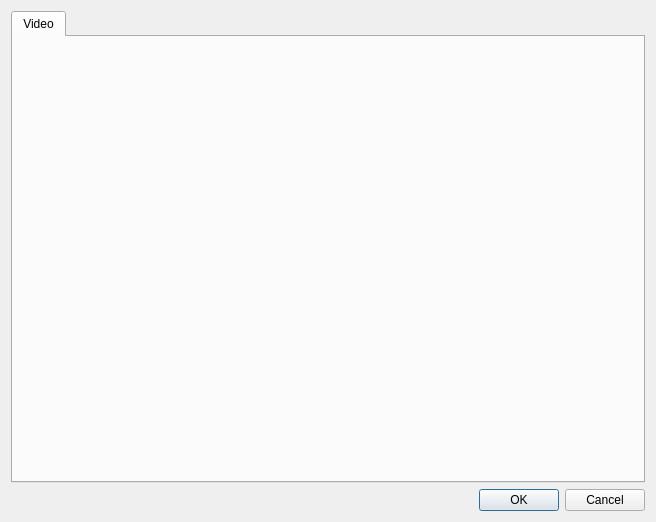
Old version of the form qt/Preferences.ui in the repository eteran/pretendo.
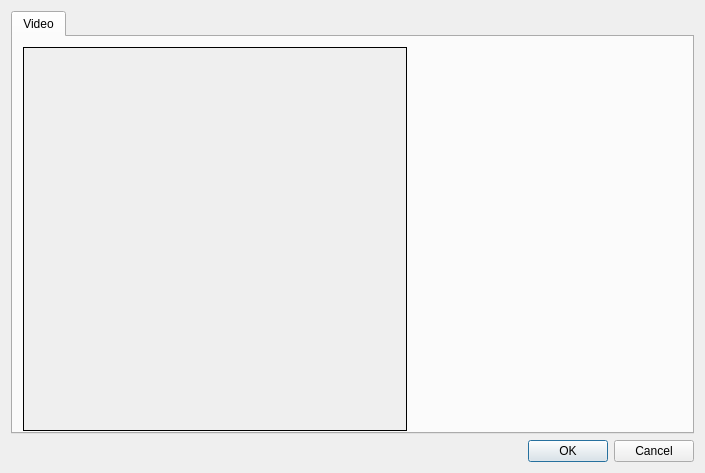
New version of the form.

Commit message: Prefernces dialog now shows the default palette

The edit to the form file:
```diff
--- a/qt/Preferences.ui
+++ b/qt/Preferences.ui
@@ -6,8 +6,8 @@
    <rect>
     <x>0</x>
     <y>0</y>
-    <width>656</width>
-    <height>522</height>
+    <width>705</width>
+    <height>473</height>
    </rect>
   </property>
   <property name="windowTitle">
@@ -23,6 +23,31 @@
       <attribute name="title">
        <string>Video</string>
       </attribute>
+      <widget class="QFrame" name="palette">
+       <property name="geometry">
+        <rect>
+         <x>10</x>
+         <y>10</y>
+         <width>384</width>
+         <height>384</height>
+        </rect>
+       </property>
+       <property name="sizePolicy">
+        <sizepolicy hsizetype="Fixed" vsizetype="Fixed">
+         <horstretch>0</horstretch>
+         <verstretch>0</verstretch>
+        </sizepolicy>
+       </property>
+       <property name="autoFillBackground">
+        <bool>true</bool>
+       </property>
+       <property name="frameShape">
+        <enum>QFrame::Box</enum>
+       </property>
+       <property name="frameShadow">
+        <enum>QFrame::Plain</enum>
+       </property>
+      </widget>
      </widget>
     </widget>
    </item>
```
The commit also changes 2 other files.
